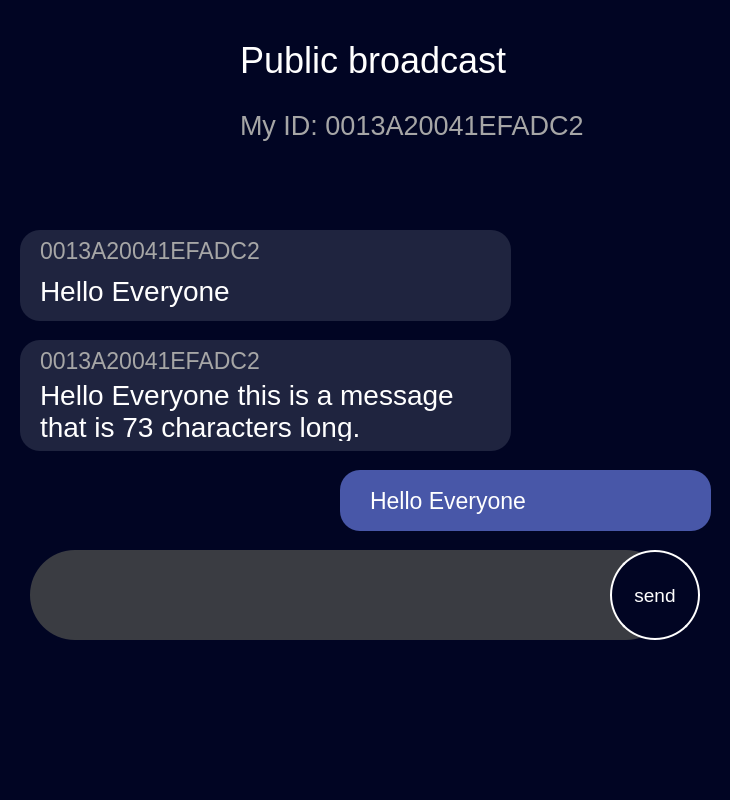
Faiz4work/beechat-pyqt5-gui-project, file pyqt5_gui.ui: the form before one commit.
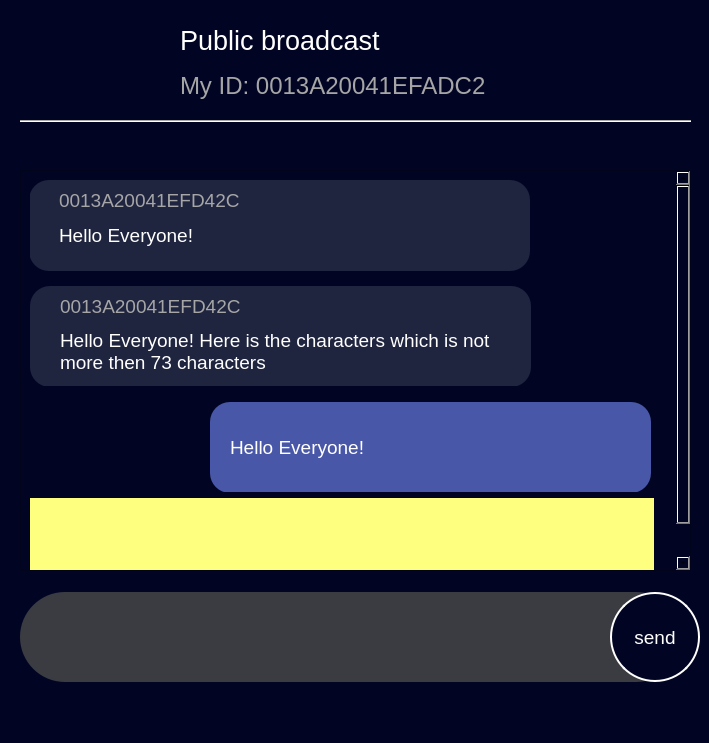
The form after the commit. Icons and pictures are not drawn.

Commit message: Added new ui file and py file with working scrollbar (function remaining)

The edit to the form file:
```diff
--- a/pyqt5_gui.ui
+++ b/pyqt5_gui.ui
@@ -6,8 +6,8 @@
    <rect>
     <x>0</x>
     <y>0</y>
-    <width>730</width>
-    <height>800</height>
+    <width>709</width>
+    <height>743</height>
    </rect>
   </property>
   <property name="font">
@@ -32,9 +32,9 @@
     <property name="geometry">
      <rect>
       <x>20</x>
-      <y>10</y>
-      <width>151</width>
-      <height>151</height>
+      <y>20</y>
+      <width>91</width>
+      <height>91</height>
      </rect>
     </property>
     <property name="text">
@@ -50,15 +50,15 @@
    <widget class="QLabel" name="public_broadcast">
     <property name="geometry">
      <rect>
-      <x>240</x>
-      <y>30</y>
+      <x>180</x>
+      <y>10</y>
       <width>371</width>
       <height>61</height>
      </rect>
     </property>
     <property name="font">
      <font>
-      <pointsize>27</pointsize>
+      <pointsize>20</pointsize>
      </font>
     </property>
     <property name="styleSheet">
@@ -71,15 +71,15 @@
    <widget class="QLabel" name="label">
     <property name="geometry">
      <rect>
-      <x>240</x>
-      <y>100</y>
+      <x>180</x>
+      <y>60</y>
       <width>371</width>
       <height>51</height>
      </rect>
     </property>
     <property name="font">
      <font>
-      <pointsize>20</pointsize>
+      <pointsize>18</pointsize>
      </font>
     </property>
     <property name="styleSheet">
@@ -89,185 +89,11 @@
      <string>My ID: 0013A20041EFADC2</string>
     </property>
    </widget>
-   <widget class="QFrame" name="frame1">
-    <property name="geometry">
-     <rect>
-      <x>20</x>
-      <y>230</y>
-      <width>491</width>
-      <height>91</height>
-     </rect>
-    </property>
-    <property name="styleSheet">
-     <string notr="true">background-color: #1f243f;
-border-radius: 20px;</string>
-    </property>
-    <property name="frameShape">
-     <enum>QFrame::StyledPanel</enum>
-    </property>
-    <property name="frameShadow">
-     <enum>QFrame::Raised</enum>
-    </property>
-    <widget class="QLabel" name="label_2">
-     <property name="geometry">
-      <rect>
-       <x>20</x>
-       <y>0</y>
-       <width>271</width>
-       <height>41</height>
-      </rect>
-     </property>
-     <property name="font">
-      <font>
-       <pointsize>17</pointsize>
-      </font>
-     </property>
-     <property name="styleSheet">
-      <string notr="true">color: #a6a6a6;</string>
-     </property>
-     <property name="text">
-      <string>0013A20041EFADC2</string>
-     </property>
-    </widget>
-    <widget class="QLabel" name="label_3">
-     <property name="geometry">
-      <rect>
-       <x>20</x>
-       <y>40</y>
-       <width>281</width>
-       <height>41</height>
-      </rect>
-     </property>
-     <property name="font">
-      <font>
-       <pointsize>21</pointsize>
-      </font>
-     </property>
-     <property name="styleSheet">
-      <string notr="true">color: rgb(255, 255, 255);</string>
-     </property>
-     <property name="text">
-      <string>Hello Everyone</string>
-     </property>
-    </widget>
-   </widget>
-   <widget class="QFrame" name="frame1_2">
-    <property name="geometry">
-     <rect>
-      <x>20</x>
-      <y>340</y>
-      <width>491</width>
-      <height>111</height>
-     </rect>
-    </property>
-    <property name="styleSheet">
-     <string notr="true">background-color: #1f243f;
-border-radius: 20px;</string>
-    </property>
-    <property name="frameShape">
-     <enum>QFrame::StyledPanel</enum>
-    </property>
-    <property name="frameShadow">
-     <enum>QFrame::Raised</enum>
-    </property>
-    <widget class="QLabel" name="label_4">
-     <property name="geometry">
-      <rect>
-       <x>20</x>
-       <y>0</y>
-       <width>271</width>
-       <height>41</height>
-      </rect>
-     </property>
-     <property name="font">
-      <font>
-       <pointsize>17</pointsize>
-      </font>
-     </property>
-     <property name="styleSheet">
-      <string notr="true">color: #a6a6a6;</string>
-     </property>
-     <property name="text">
-      <string>0013A20041EFADC2</string>
-     </property>
-    </widget>
-    <widget class="QLabel" name="label_5">
-     <property name="geometry">
-      <rect>
-       <x>20</x>
-       <y>40</y>
-       <width>451</width>
-       <height>61</height>
-      </rect>
-     </property>
-     <property name="font">
-      <font>
-       <pointsize>21</pointsize>
-      </font>
-     </property>
-     <property name="styleSheet">
-      <string notr="true">color: rgb(255, 255, 255);</string>
-     </property>
-     <property name="text">
-      <string>Hello Everyone this is a message that is 73 characters long.</string>
-     </property>
-     <property name="textFormat">
-      <enum>Qt::AutoText</enum>
-     </property>
-     <property name="scaledContents">
-      <bool>false</bool>
-     </property>
-     <property name="wordWrap">
-      <bool>true</bool>
-     </property>
-    </widget>
-   </widget>
-   <widget class="QFrame" name="reply">
-    <property name="geometry">
-     <rect>
-      <x>340</x>
-      <y>470</y>
-      <width>371</width>
-      <height>61</height>
-     </rect>
-    </property>
-    <property name="styleSheet">
-     <string notr="true">background-color: #4857a8;
-border-radius: 20px;</string>
-    </property>
-    <property name="frameShape">
-     <enum>QFrame::StyledPanel</enum>
-    </property>
-    <property name="frameShadow">
-     <enum>QFrame::Raised</enum>
-    </property>
-    <widget class="QLabel" name="label_7">
-     <property name="geometry">
-      <rect>
-       <x>30</x>
-       <y>10</y>
-       <width>281</width>
-       <height>41</height>
-      </rect>
-     </property>
-     <property name="font">
-      <font>
-       <pointsize>17</pointsize>
-      </font>
-     </property>
-     <property name="styleSheet">
-      <string notr="true">color: rgb(255, 255, 255);</string>
-     </property>
-     <property name="text">
-      <string>Hello Everyone</string>
-     </property>
-    </widget>
-   </widget>
    <widget class="QWidget" name="widget" native="true">
     <property name="geometry">
      <rect>
       <x>20</x>
-      <y>550</y>
+      <y>592</y>
       <width>681</width>
       <height>101</height>
      </rect>
@@ -275,12 +101,17 @@
     <widget class="QPlainTextEdit" name="plainTextEdit">
      <property name="geometry">
       <rect>
-       <x>10</x>
+       <x>0</x>
        <y>0</y>
-       <width>641</width>
+       <width>661</width>
        <height>90</height>
       </rect>
      </property>
+     <property name="font">
+      <font>
+       <pointsize>18</pointsize>
+      </font>
+     </property>
      <property name="styleSheet">
       <string notr="true">background-color: rgb(58, 60, 66);
 color: rgb(255, 255, 255);
@@ -312,6 +143,297 @@
      </property>
     </widget>
    </widget>
+   <widget class="QScrollArea" name="scrollArea">
+    <property name="geometry">
+     <rect>
+      <x>20</x>
+      <y>170</y>
+      <width>671</width>
+      <height>401</height>
+     </rect>
+    </property>
+    <property name="styleSheet">
+     <string notr="true">background-color: rgb(1, 5, 35);</string>
+    </property>
+    <property name="widgetResizable">
+     <bool>true</bool>
+    </property>
+    <widget class="QWidget" name="scrollAreaWidgetContents_2">
+     <property name="geometry">
+      <rect>
+       <x>0</x>
+       <y>0</y>
+       <width>643</width>
+       <height>443</height>
+      </rect>
+     </property>
+     <layout class="QVBoxLayout" name="verticalLayout">
+      <item>
+       <widget class="QWidget" name="widget_2" native="true">
+        <property name="minimumSize">
+         <size>
+          <width>600</width>
+          <height>100</height>
+         </size>
+        </property>
+        <property name="maximumSize">
+         <size>
+          <width>624</width>
+          <height>200</height>
+         </size>
+        </property>
+        <property name="styleSheet">
+         <string notr="true"/>
+        </property>
+        <widget class="QFrame" name="frame">
+         <property name="geometry">
+          <rect>
+           <x>-1</x>
+           <y>0</y>
+           <width>501</width>
+           <height>91</height>
+          </rect>
+         </property>
+         <property name="styleSheet">
+          <string notr="true">background-color: #1f243f;
+border-radius: 20px;</string>
+         </property>
+         <property name="frameShape">
+          <enum>QFrame::StyledPanel</enum>
+         </property>
+         <property name="frameShadow">
+          <enum>QFrame::Raised</enum>
+         </property>
+         <widget class="QLabel" name="label_2">
+          <property name="geometry">
+           <rect>
+            <x>30</x>
+            <y>10</y>
+            <width>251</width>
+            <height>20</height>
+           </rect>
+          </property>
+          <property name="font">
+           <font>
+            <pointsize>14</pointsize>
+           </font>
+          </property>
+          <property name="styleSheet">
+           <string notr="true">color: #a6a6a6;</string>
+          </property>
+          <property name="text">
+           <string>0013A20041EFD42C</string>
+          </property>
+         </widget>
+         <widget class="QLabel" name="label_4">
+          <property name="geometry">
+           <rect>
+            <x>30</x>
+            <y>40</y>
+            <width>391</width>
+            <height>31</height>
+           </rect>
+          </property>
+          <property name="font">
+           <font>
+            <pointsize>14</pointsize>
+           </font>
+          </property>
+          <property name="styleSheet">
+           <string notr="true">color: rgb(255, 255, 255);</string>
+          </property>
+          <property name="text">
+           <string>Hello Everyone!</string>
+          </property>
+         </widget>
+        </widget>
+       </widget>
+      </item>
+      <item>
+       <widget class="QWidget" name="widget_6" native="true">
+        <property name="minimumSize">
+         <size>
+          <width>600</width>
+          <height>100</height>
+         </size>
+        </property>
+        <property name="maximumSize">
+         <size>
+          <width>624</width>
+          <height>200</height>
+         </size>
+        </property>
+        <property name="styleSheet">
+         <string notr="true"/>
+        </property>
+        <widget class="QFrame" name="frame_2">
+         <property name="geometry">
+          <rect>
+           <x>0</x>
+           <y>0</y>
+           <width>501</width>
+           <height>101</height>
+          </rect>
+         </property>
+         <property name="styleSheet">
+          <string notr="true">background-color: #1f243f;
+border-radius: 20px;</string>
+         </property>
+         <property name="frameShape">
+          <enum>QFrame::StyledPanel</enum>
+         </property>
+         <property name="frameShadow">
+          <enum>QFrame::Raised</enum>
+         </property>
+         <widget class="QLabel" name="label_3">
+          <property name="geometry">
+           <rect>
+            <x>30</x>
+            <y>10</y>
+            <width>251</width>
+            <height>20</height>
+           </rect>
+          </property>
+          <property name="font">
+           <font>
+            <pointsize>14</pointsize>
+           </font>
+          </property>
+          <property name="styleSheet">
+           <string notr="true">color: #a6a6a6;</string>
+          </property>
+          <property name="text">
+           <string>0013A20041EFD42C</string>
+          </property>
+         </widget>
+         <widget class="QLabel" name="label_5">
+          <property name="geometry">
+           <rect>
+            <x>30</x>
+            <y>40</y>
+            <width>431</width>
+            <height>51</height>
+           </rect>
+          </property>
+          <property name="font">
+           <font>
+            <pointsize>14</pointsize>
+           </font>
+          </property>
+          <property name="styleSheet">
+           <string notr="true">color: rgb(255, 255, 255);</string>
+          </property>
+          <property name="text">
+           <string>Hello Everyone! Here is the characters which is not more then 73 characters</string>
+          </property>
+          <property name="wordWrap">
+           <bool>true</bool>
+          </property>
+         </widget>
+        </widget>
+       </widget>
+      </item>
+      <item>
+       <widget class="QWidget" name="widget_7" native="true">
+        <property name="minimumSize">
+         <size>
+          <width>600</width>
+          <height>100</height>
+         </size>
+        </property>
+        <property name="maximumSize">
+         <size>
+          <width>624</width>
+          <height>200</height>
+         </size>
+        </property>
+        <property name="styleSheet">
+         <string notr="true"/>
+        </property>
+        <widget class="QFrame" name="frame_3">
+         <property name="geometry">
+          <rect>
+           <x>180</x>
+           <y>10</y>
+           <width>441</width>
+           <height>91</height>
+          </rect>
+         </property>
+         <property name="styleSheet">
+          <string notr="true">background-color: #4857a8;
+border-radius: 20px;</string>
+         </property>
+         <property name="frameShape">
+          <enum>QFrame::StyledPanel</enum>
+         </property>
+         <property name="frameShadow">
+          <enum>QFrame::Raised</enum>
+         </property>
+         <widget class="QLabel" name="label_6">
+          <property name="geometry">
+           <rect>
+            <x>20</x>
+            <y>20</y>
+            <width>411</width>
+            <height>51</height>
+           </rect>
+          </property>
+          <property name="font">
+           <font>
+            <pointsize>14</pointsize>
+           </font>
+          </property>
+          <property name="styleSheet">
+           <string notr="true">color: rgb(255, 255, 255);</string>
+          </property>
+          <property name="text">
+           <string>Hello Everyone!</string>
+          </property>
+          <property name="wordWrap">
+           <bool>true</bool>
+          </property>
+         </widget>
+        </widget>
+       </widget>
+      </item>
+      <item>
+       <widget class="QWidget" name="widget_8" native="true">
+        <property name="minimumSize">
+         <size>
+          <width>600</width>
+          <height>100</height>
+         </size>
+        </property>
+        <property name="maximumSize">
+         <size>
+          <width>624</width>
+          <height>200</height>
+         </size>
+        </property>
+        <property name="styleSheet">
+         <string notr="true">background-color: rgb(255, 255, 127);</string>
+        </property>
+       </widget>
+      </item>
+     </layout>
+    </widget>
+   </widget>
+   <widget class="Line" name="line">
+    <property name="geometry">
+     <rect>
+      <x>20</x>
+      <y>120</y>
+      <width>671</width>
+      <height>2</height>
+     </rect>
+    </property>
+    <property name="styleSheet">
+     <string notr="true">background-color: rgb(255, 255, 255);</string>
+    </property>
+    <property name="orientation">
+     <enum>Qt::Horizontal</enum>
+    </property>
+   </widget>
   </widget>
   <widget class="QMenuBar" name="menubar">
    <property name="geometry">
```
Left out of the diff: 2 changed lines with no effect on the pictures. The commit also changes 4 other files.
